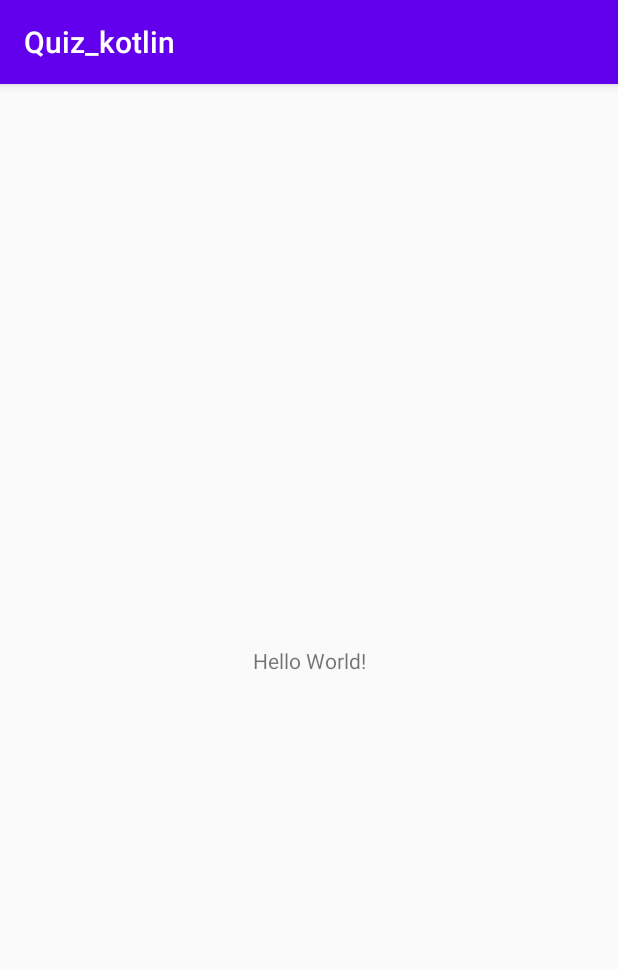
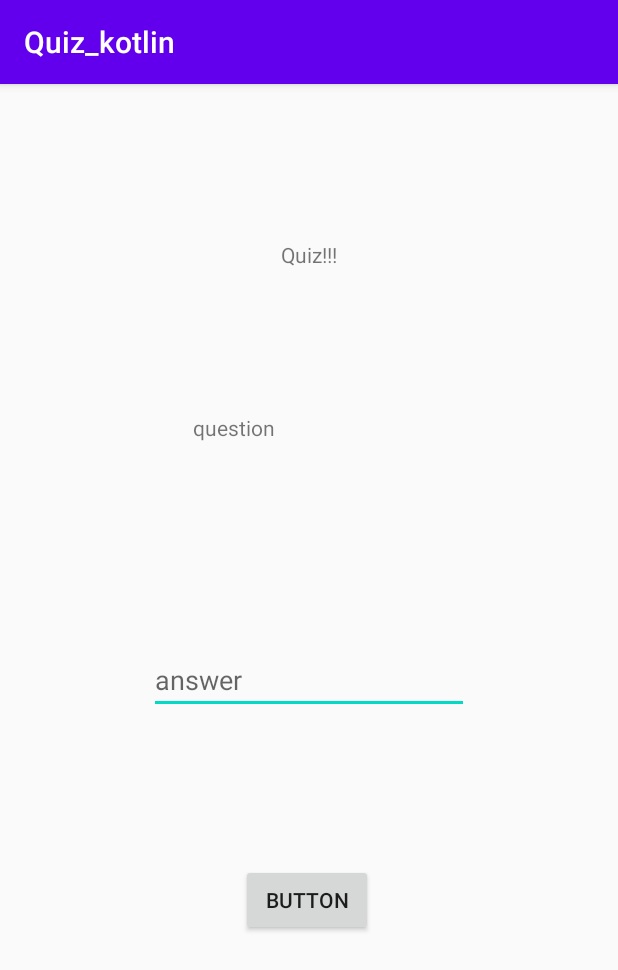
Before and after one commit to zarkisd/Quiz_Kotlin, an Android app: the screen it shows after launch (MainActivity), on a phone screen of 412 x 824 dp. Shown: the top 970 px of the screen. Run offline under Robolectric (Android 15) with nearby library versions, the phone set to English and light mode, and no system bars.

Commit message:
20210712 퀴즈 화면 설계 파베가 아직 안됨

```diff
--- a/app/build.gradle
+++ b/app/build.gradle
@@ -1,6 +1,7 @@
 plugins {
     id 'com.android.application'
     id 'kotlin-android'
+    id 'com.google.gms.google-services'
 }
 
 android {
@@ -24,14 +25,15 @@ android {
         }
     }
     compileOptions {
-        sourceCompatibility JavaVersion.VERSION_1_8
-        targetCompatibility JavaVersion.VERSION_1_8
+        sourceCompatibility kotlin_version
+        targetCompatibility kotlin_version
     }
     kotlinOptions {
         jvmTarget = '1.8'
     }
     buildFeatures {
         viewBinding true
+
     }
 }
 
@@ -40,6 +42,8 @@ dependencies {
     implementation 'androidx.vectordrawable:vectordrawable:1.1.0'
     implementation 'androidx.lifecycle:lifecycle-livedata-ktx:2.3.1'
     implementation 'androidx.lifecycle:lifecycle-viewmodel-ktx:2.3.1'
+    implementation 'com.google.firebase:firebase-database-ktx:20.0.0'
+    implementation 'com.android.support.constraint:constraint-layout:2.0.4'
     def nav_version = "2.3.5"
     implementation "org.jetbrains.kotlin:kotlin-stdlib:$kotlin_version"
     implementation 'androidx.core:core-ktx:1.5.0'
@@ -58,4 +62,5 @@ dependencies {
 
     implementation "androidx.navigation:navigation-fragment-ktx:$nav_version"
     implementation "androidx.navigation:navigation-ui-ktx:$nav_version"
+    implementation platform('com.google.firebase:firebase-bom:28.2.0')
 }
--- a/app/src/main/res/layout/activity_main.xml
+++ b/app/src/main/res/layout/activity_main.xml
@@ -1,5 +1,5 @@
 <?xml version="1.0" encoding="utf-8"?>
-<android.support.constraint.ConstraintLayout xmlns:android="http://schemas.android.com/apk/res/android"
+<androidx.constraintlayout.widget.ConstraintLayout xmlns:android="http://schemas.android.com/apk/res/android"
     xmlns:app="http://schemas.android.com/apk/res-auto"
     xmlns:tools="http://schemas.android.com/tools"
     android:layout_width="match_parent"
@@ -7,12 +7,47 @@
     tools:context=".MainActivity">
 
     <TextView
+        android:id="@+id/textView2"
         android:layout_width="wrap_content"
         android:layout_height="wrap_content"
-        android:text="Hello World!"
-        app:layout_constraintBottom_toBottomOf="parent"
-        app:layout_constraintLeft_toLeftOf="parent"
-        app:layout_constraintRight_toRightOf="parent"
+        android:layout_marginTop="104dp"
+        android:text="Quiz!!!"
+        app:layout_constraintEnd_toEndOf="parent"
+        app:layout_constraintStart_toStartOf="parent"
         app:layout_constraintTop_toTopOf="parent" />
 
-</android.support.constraint.ConstraintLayout>
+    <TextView
+        android:id="@+id/textView"
+        android:layout_width="155dp"
+        android:layout_height="55dp"
+        android:layout_marginTop="96dp"
+        android:text="question"
+        app:layout_constraintEnd_toEndOf="@+id/textView2"
+        app:layout_constraintStart_toStartOf="@+id/textView2"
+        app:layout_constraintTop_toBottomOf="@+id/textView2" />
+
+    <EditText
+        android:id="@+id/editTextTextPersonName"
+        android:layout_width="wrap_content"
+        android:layout_height="wrap_content"
+        android:layout_marginTop="100dp"
+        android:ems="10"
+        android:hint="answer"
+        android:inputType="textPersonName"
+        app:layout_constraintEnd_toEndOf="@+id/textView"
+        app:layout_constraintHorizontal_bias="0.509"
+        app:layout_constraintStart_toStartOf="@+id/textView"
+        app:layout_constraintTop_toBottomOf="@+id/textView" />
+
+    <Button
+        android:id="@+id/button"
+        android:layout_width="wrap_content"
+        android:layout_height="wrap_content"
+        android:layout_marginTop="100dp"
+        android:text="Button"
+        app:layout_constraintEnd_toEndOf="@+id/editTextTextPersonName"
+        app:layout_constraintHorizontal_bias="0.491"
+        app:layout_constraintStart_toStartOf="@+id/editTextTextPersonName"
+        app:layout_constraintTop_toBottomOf="@+id/editTextTextPersonName" />
+
+</androidx.constraintlayout.widget.ConstraintLayout>
--- a/build.gradle
+++ b/build.gradle
@@ -9,6 +9,7 @@ buildscript {
     dependencies {
         classpath "com.android.tools.build:gradle:4.2.1"
         classpath "org.jetbrains.kotlin:kotlin-gradle-plugin:$kotlin_version"
+        classpath 'com.google.gms:google-services:4.3.8'
 
         // NOTE: Do not place your application dependencies here; they belong
         // in the individual module build.gradle files
```
